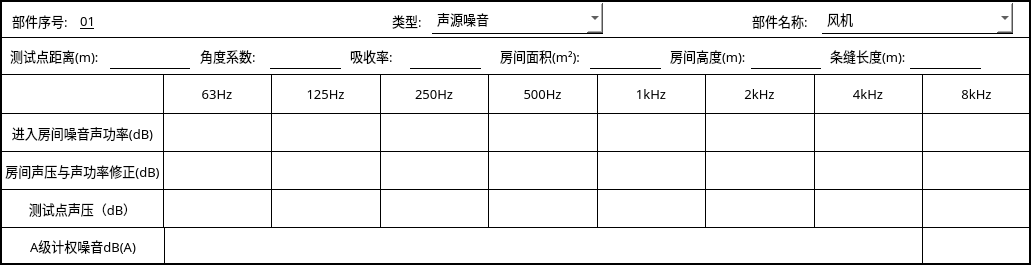
First picture: the form in NoiseCalSoft/roomCal/roomcaltable.ui, repository haobana/NoiCal, before the edit.
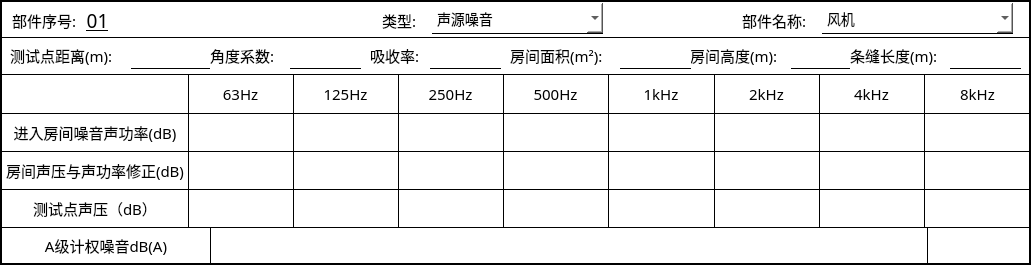
Second picture: the form after the edit. The open tabs and pages were chosen to show the change.

Patch:
```diff
--- a/NoiseCalSoft/roomCal/roomcaltable.ui
+++ b/NoiseCalSoft/roomCal/roomcaltable.ui
@@ -29,12 +29,25 @@
     <string notr="true">#page_noi_src_info, #page_vav_terminal_info,
 #page_circle_damper_info,#page_rect_damper_info,
 #page_atten_info,#page_branch_info,#page_pipe_info,
-#page_elbow_info,#page_silencer_info,#page_room_info
+#page_elbow_info,#page_silencer_info,#page_room_info,
+#page_reducer_info
 {
     border: 1px solid black;
     border-left: 2px solid black;
     border-right: 2px solid black;
     border-top: none;
+}
+
+QLabel
+{
+font-family: '黑体';
+font-size: 15px;
+}
+
+QLineEdit,QComboBox
+{
+font-family: '黑体';
+font-size: 14px;
 }</string>
    </property>
    <property name="currentIndex">
@@ -2289,7 +2302,7 @@
     <widget class="QLineEdit" name="lineEdit_178">
      <property name="geometry">
       <rect>
-       <x>110</x>
+       <x>130</x>
        <y>0</y>
        <width>81</width>
        <height>31</height>
@@ -2297,8 +2310,8 @@
      </property>
      <property name="font">
       <font>
-       <family>Microsoft YaHei</family>
-       <pointsize>10</pointsize>
+       <family>黑体</family>
+       <pointsize>-1</pointsize>
       </font>
      </property>
      <property name="styleSheet">
@@ -2311,14 +2324,14 @@
       <rect>
        <x>10</x>
        <y>2</y>
-       <width>91</width>
+       <width>121</width>
        <height>31</height>
       </rect>
      </property>
      <property name="font">
       <font>
-       <family>Microsoft YaHei</family>
-       <pointsize>10</pointsize>
+       <family>黑体</family>
+       <pointsize>-1</pointsize>
       </font>
      </property>
      <property name="text">
@@ -2328,7 +2341,7 @@
     <widget class="QStackedWidget" name="stackedWidget_room">
      <property name="geometry">
       <rect>
-       <x>190</x>
+       <x>210</x>
        <y>0</y>
        <width>811</width>
        <height>36</height>
@@ -2602,16 +2615,16 @@
       <widget class="QLabel" name="label_212">
        <property name="geometry">
         <rect>
-         <x>310</x>
+         <x>300</x>
          <y>2</y>
-         <width>91</width>
+         <width>111</width>
          <height>31</height>
         </rect>
        </property>
        <property name="font">
         <font>
-         <family>Microsoft YaHei</family>
-         <pointsize>10</pointsize>
+         <family>黑体</family>
+         <pointsize>-1</pointsize>
         </font>
        </property>
        <property name="text">
@@ -2621,16 +2634,16 @@
       <widget class="QLabel" name="label_213">
        <property name="geometry">
         <rect>
-         <x>10</x>
+         <x>0</x>
          <y>2</y>
-         <width>61</width>
+         <width>81</width>
          <height>31</height>
         </rect>
        </property>
        <property name="font">
         <font>
-         <family>Microsoft YaHei</family>
-         <pointsize>10</pointsize>
+         <family>黑体</family>
+         <pointsize>-1</pointsize>
         </font>
        </property>
        <property name="text">
@@ -2648,8 +2661,8 @@
        </property>
        <property name="font">
         <font>
-         <family>Microsoft YaHei</family>
-         <pointsize>10</pointsize>
+         <family>黑体</family>
+         <pointsize>-1</pointsize>
         </font>
        </property>
        <property name="styleSheet">
@@ -2662,14 +2675,14 @@
         <rect>
          <x>160</x>
          <y>2</y>
-         <width>51</width>
+         <width>61</width>
          <height>31</height>
         </rect>
        </property>
        <property name="font">
         <font>
-         <family>Microsoft YaHei</family>
-         <pointsize>10</pointsize>
+         <family>黑体</family>
+         <pointsize>-1</pointsize>
         </font>
        </property>
        <property name="text">
@@ -2687,8 +2700,8 @@
        </property>
        <property name="font">
         <font>
-         <family>Microsoft YaHei</family>
-         <pointsize>10</pointsize>
+         <family>黑体</family>
+         <pointsize>-1</pointsize>
         </font>
        </property>
        <property name="styleSheet">
@@ -2699,7 +2712,7 @@
       <widget class="QLineEdit" name="lineEdit_238">
        <property name="geometry">
         <rect>
-         <x>560</x>
+         <x>580</x>
          <y>0</y>
          <width>71</width>
          <height>31</height>
@@ -2707,8 +2720,8 @@
        </property>
        <property name="font">
         <font>
-         <family>Microsoft YaHei</family>
-         <pointsize>10</pointsize>
+         <family>黑体</family>
+         <pointsize>-1</pointsize>
         </font>
        </property>
        <property name="styleSheet">
@@ -2721,14 +2734,14 @@
         <rect>
          <x>480</x>
          <y>2</y>
-         <width>81</width>
+         <width>101</width>
          <height>31</height>
         </rect>
        </property>
        <property name="font">
         <font>
-         <family>Microsoft YaHei</family>
-         <pointsize>10</pointsize>
+         <family>黑体</family>
+         <pointsize>-1</pointsize>
         </font>
        </property>
        <property name="text">
@@ -2738,7 +2751,7 @@
       <widget class="QLineEdit" name="lineEdit_239">
        <property name="geometry">
         <rect>
-         <x>400</x>
+         <x>410</x>
          <y>0</y>
          <width>71</width>
          <height>31</height>
@@ -2746,8 +2759,8 @@
        </property>
        <property name="font">
         <font>
-         <family>Microsoft YaHei</family>
-         <pointsize>10</pointsize>
+         <family>黑体</family>
+         <pointsize>-1</pointsize>
         </font>
        </property>
        <property name="styleSheet">
@@ -2760,14 +2773,14 @@
         <rect>
          <x>640</x>
          <y>2</y>
-         <width>81</width>
+         <width>101</width>
          <height>31</height>
         </rect>
        </property>
        <property name="font">
         <font>
-         <family>Microsoft YaHei</family>
-         <pointsize>10</pointsize>
+         <family>黑体</family>
+         <pointsize>-1</pointsize>
         </font>
        </property>
        <property name="text">
@@ -2777,7 +2790,7 @@
       <widget class="QLineEdit" name="lineEdit_240">
        <property name="geometry">
         <rect>
-         <x>720</x>
+         <x>740</x>
          <y>0</y>
          <width>71</width>
          <height>31</height>
@@ -2785,8 +2798,8 @@
        </property>
        <property name="font">
         <font>
-         <family>Microsoft YaHei</family>
-         <pointsize>10</pointsize>
+         <family>黑体</family>
+         <pointsize>-1</pointsize>
         </font>
        </property>
        <property name="styleSheet">
@@ -2892,6 +2905,33 @@
 {
 border:2px solid black;
 border-bottom:1px solid black;
+}
+
+QLabel
+{
+font-family: '黑体';
+font-size: 15px;
+}
+
+QLineEdit
+{
+font-family: '黑体';
+font-size: 14px;
+}
+
+QComboBox
+{
+font-family: '黑体';
+font-size: 14px;
+border:none;
+border-bottom:1px solid black;
+}
+
+QComboBox QAbstractItemView:item 
+{
+font-family: ‘黑体’;
+font-size: 12px;
+height: 30px; 
 }</string>
    </property>
    <widget class="QStackedWidget" name="stackedWidget_title">
@@ -2912,14 +2952,14 @@
        <rect>
         <x>10</x>
         <y>3</y>
-        <width>61</width>
+        <width>71</width>
         <height>31</height>
        </rect>
       </property>
       <property name="font">
        <font>
-        <family>Microsoft YaHei</family>
-        <pointsize>10</pointsize>
+        <family>黑体</family>
+        <pointsize>-1</pointsize>
        </font>
       </property>
       <property name="text">
@@ -2937,8 +2977,8 @@
       </property>
       <property name="font">
        <font>
-        <family>Microsoft YaHei</family>
-        <pointsize>10</pointsize>
+        <family>黑体</family>
+        <pointsize>-1</pointsize>
        </font>
       </property>
       <property name="styleSheet">
@@ -2974,16 +3014,16 @@
      <widget class="QLabel" name="label_10">
       <property name="geometry">
        <rect>
-        <x>390</x>
+        <x>380</x>
         <y>3</y>
-        <width>31</width>
+        <width>41</width>
         <height>31</height>
        </rect>
       </property>
       <property name="font">
        <font>
-        <family>Microsoft YaHei</family>
-        <pointsize>10</pointsize>
+        <family>黑体</family>
+        <pointsize>-1</pointsize>
        </font>
       </property>
       <property name="text">
@@ -2993,16 +3033,16 @@
      <widget class="QLabel" name="label_11">
       <property name="geometry">
        <rect>
-        <x>750</x>
+        <x>740</x>
         <y>3</y>
-        <width>61</width>
+        <width>71</width>
         <height>31</height>
        </rect>
       </property>
       <property name="font">
        <font>
-        <family>Microsoft YaHei</family>
-        <pointsize>10</pointsize>
+        <family>黑体</family>
+        <pointsize>-1</pointsize>
        </font>
       </property>
       <property name="text">
@@ -3020,8 +3060,8 @@
       </property>
       <property name="font">
        <font>
-        <family>Microsoft YaHei</family>
-        <pointsize>10</pointsize>
+        <family>黑体</family>
+        <pointsize>-1</pointsize>
        </font>
       </property>
       <property name="styleSheet">
@@ -3047,7 +3087,7 @@
      <widget class="QPushButton" name="pushButton_number">
       <property name="geometry">
        <rect>
-        <x>70</x>
+        <x>80</x>
         <y>3</y>
         <width>31</width>
         <height>31</height>
@@ -3055,8 +3095,8 @@
       </property>
       <property name="font">
        <font>
-        <family>Microsoft YaHei</family>
-        <pointsize>10</pointsize>
+        <family>黑体</family>
+        <pointsize>14</pointsize>
         <underline>true</underline>
        </font>
       </property>
@@ -3219,7 +3259,16 @@
     </rect>
    </property>
    <property name="styleSheet">
-    <string notr="true"/>
+    <string notr="true">QLabel
+{
+font-family: '黑体';
+font-size: 15px;
+}
+
+QLineEdit,QComboBox
+{
+font-family: '黑体';
+}</string>
    </property>
    <property name="currentIndex">
     <number>2</number>
@@ -7929,8 +7978,8 @@
           <widget class="QLabel" name="label_192">
            <property name="font">
             <font>
-             <family>Microsoft YaHei</family>
-             <pointsize>10</pointsize>
+             <family>黑体</family>
+             <pointsize>-1</pointsize>
             </font>
            </property>
            <property name="styleSheet">
@@ -7949,8 +7998,8 @@
           <widget class="QLabel" name="label_186">
            <property name="font">
             <font>
-             <family>Microsoft YaHei</family>
-             <pointsize>10</pointsize>
+             <family>黑体</family>
+             <pointsize>-1</pointsize>
             </font>
            </property>
            <property name="styleSheet">
@@ -7968,8 +8017,8 @@
           <widget class="QLabel" name="label_188">
            <property name="font">
             <font>
-             <family>Microsoft YaHei</family>
-             <pointsize>10</pointsize>
+             <family>黑体</family>
+             <pointsize>-1</pointsize>
             </font>
            </property>
            <property name="styleSheet">
@@ -7987,8 +8036,8 @@
           <widget class="QLabel" name="label_193">
            <property name="font">
             <font>
-             <family>Microsoft YaHei</family>
-             <pointsize>10</pointsize>
+             <family>黑体</family>
+             <pointsize>-1</pointsize>
             </font>
            </property>
            <property name="styleSheet">
@@ -8025,8 +8074,8 @@
           <widget class="QLabel" name="label_183">
            <property name="font">
             <font>
-             <family>Microsoft YaHei</family>
-             <pointsize>10</pointsize>
+             <family>黑体</family>
+             <pointsize>-1</pointsize>
             </font>
            </property>
            <property name="styleSheet">
@@ -8084,8 +8133,8 @@
           <widget class="QLabel" name="label_189">
            <property name="font">
             <font>
-             <family>Microsoft YaHei</family>
-             <pointsize>10</pointsize>
+             <family>黑体</family>
+             <pointsize>-1</pointsize>
             </font>
            </property>
            <property name="styleSheet">
@@ -8107,8 +8156,8 @@
           <widget class="QLabel" name="label_195">
            <property name="font">
             <font>
-             <family>Microsoft YaHei</family>
-             <pointsize>10</pointsize>
+             <family>黑体</family>
+             <pointsize>-1</pointsize>
             </font>
            </property>
            <property name="styleSheet">
@@ -8175,8 +8224,8 @@
           <widget class="QLabel" name="label_185">
            <property name="font">
             <font>
-             <family>Microsoft YaHei</family>
-             <pointsize>10</pointsize>
+             <family>黑体</family>
+             <pointsize>-1</pointsize>
             </font>
            </property>
            <property name="styleSheet">
@@ -8255,8 +8304,8 @@
           <widget class="QLabel" name="label_194">
            <property name="font">
             <font>
-             <family>Microsoft YaHei</family>
-             <pointsize>10</pointsize>
+             <family>黑体</family>
+             <pointsize>-1</pointsize>
             </font>
            </property>
            <property name="styleSheet">
@@ -8424,8 +8473,8 @@
           <widget class="QLabel" name="label_184">
            <property name="font">
             <font>
-             <family>Microsoft YaHei</family>
-             <pointsize>10</pointsize>
+             <family>黑体</family>
+             <pointsize>-1</pointsize>
             </font>
            </property>
            <property name="styleSheet">
@@ -8443,8 +8492,8 @@
           <widget class="QLabel" name="label_191">
            <property name="font">
             <font>
-             <family>Microsoft YaHei</family>
-             <pointsize>10</pointsize>
+             <family>黑体</family>
+             <pointsize>-1</pointsize>
             </font>
            </property>
            <property name="styleSheet">
@@ -8543,14 +8592,14 @@
           <widget class="QLabel" name="label_196">
            <property name="minimumSize">
             <size>
-             <width>164</width>
+             <width>210</width>
              <height>37</height>
             </size>
            </property>
            <property name="font">
             <font>
-             <family>Microsoft YaHei</family>
-             <pointsize>10</pointsize>
+             <family>黑体</family>
+             <pointsize>-1</pointsize>
             </font>
            </property>
            <property name="styleSheet">
@@ -8571,11 +8620,17 @@
          <item>
           <widget class="QLineEdit" name="lineEdit_221">
            <property name="sizePolicy">
-            <sizepolicy hsizetype="Expanding" vsizetype="Preferred">
+            <sizepolicy hsizetype="Preferred" vsizetype="Preferred">
              <horstretch>0</horstretch>
              <verstretch>0</verstretch>
             </sizepolicy>
            </property>
+           <property name="minimumSize">
+            <size>
+             <width>717</width>
+             <height>38</height>
+            </size>
+           </property>
            <property name="styleSheet">
             <string notr="true">border:1px solid black;
 border-right:none;
@@ -8586,11 +8641,17 @@
          <item>
           <widget class="QLineEdit" name="lineEdit_222">
            <property name="sizePolicy">
-            <sizepolicy hsizetype="Expanding" vsizetype="Preferred">
+            <sizepolicy hsizetype="Preferred" vsizetype="Preferred">
              <horstretch>0</horstretch>
              <verstretch>0</verstretch>
             </sizepolicy>
            </property>
+           <property name="minimumSize">
+            <size>
+             <width>104</width>
+             <height>38</height>
+            </size>
+           </property>
            <property name="styleSheet">
             <string notr="true">border:1px solid black;
 border-right:none;
```
Left out of the diff: 1086 changed lines with no effect on the pictures.
